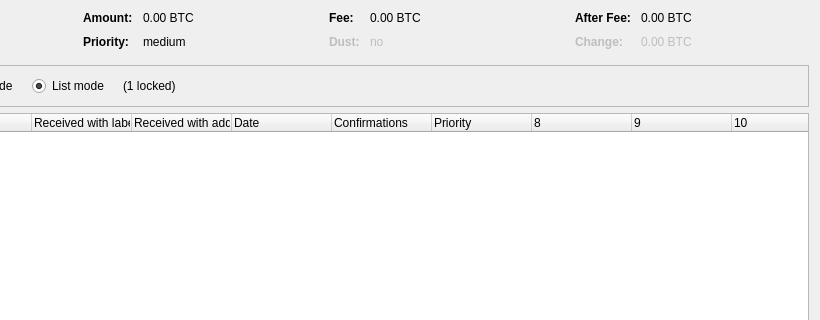
The window that src/qt/forms/coincontroldialog.ui (tuantruong2206/myowncoin) describes before a commit, drawn with Qt 5; both pictures show x 180 to 1000 and y 0 to 320 of the 1000 by 500 pixel window.
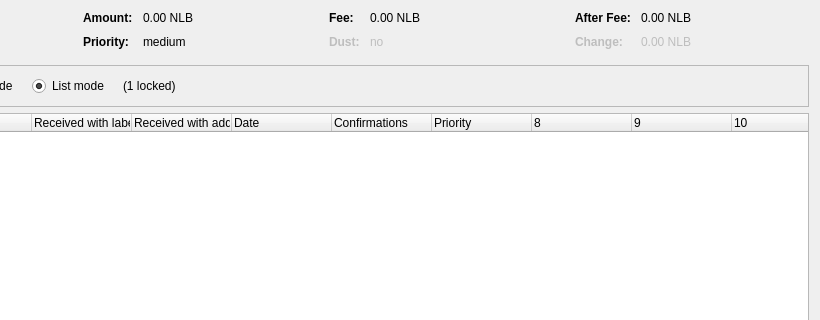
The same window after the commit. Custom widgets are drawn as their Qt base class.

Diff of the .ui file:
```diff
--- a/src/qt/forms/coincontroldialog.ui
+++ b/src/qt/forms/coincontroldialog.ui
@@ -132,7 +132,7 @@
           <enum>Qt::ActionsContextMenu</enum>
          </property>
          <property name="text">
-          <string notr="true">0.00 BTC</string>
+          <string notr="true">0.00 NLB</string>
          </property>
          <property name="textInteractionFlags">
           <set>Qt::LinksAccessibleByMouse|Qt::TextSelectableByKeyboard|Qt::TextSelectableByMouse</set>
@@ -206,7 +206,7 @@
           <enum>Qt::ActionsContextMenu</enum>
          </property>
          <property name="text">
-          <string notr="true">0.00 BTC</string>
+          <string notr="true">0.00 NLB</string>
          </property>
          <property name="textInteractionFlags">
           <set>Qt::LinksAccessibleByMouse|Qt::TextSelectableByKeyboard|Qt::TextSelectableByMouse</set>
@@ -286,7 +286,7 @@
           <enum>Qt::ActionsContextMenu</enum>
          </property>
          <property name="text">
-          <string notr="true">0.00 BTC</string>
+          <string notr="true">0.00 NLB</string>
          </property>
          <property name="textInteractionFlags">
           <set>Qt::LinksAccessibleByMouse|Qt::TextSelectableByKeyboard|Qt::TextSelectableByMouse</set>
@@ -321,7 +321,7 @@
           <enum>Qt::ActionsContextMenu</enum>
          </property>
          <property name="text">
-          <string notr="true">0.00 BTC</string>
+          <string notr="true">0.00 NLB</string>
          </property>
          <property name="textInteractionFlags">
           <set>Qt::LinksAccessibleByMouse|Qt::TextSelectableByKeyboard|Qt::TextSelectableByMouse</set>
```
